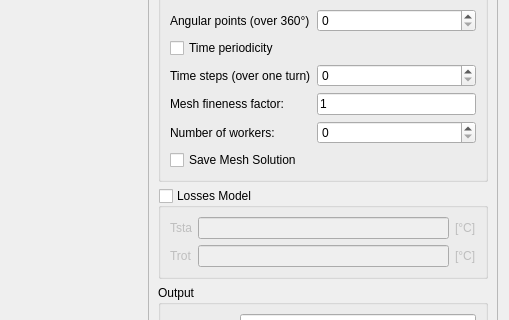
This is pyleecan/GUI/Dialog/DMachineSetup/SSimu/SSimu.ui in Eomys/pyleecan as Qt 5 draws it before an edit; both pictures show x 700 to 1209 and y 248 to 568 of the 1209 by 841 pixel window. The edited form follows.
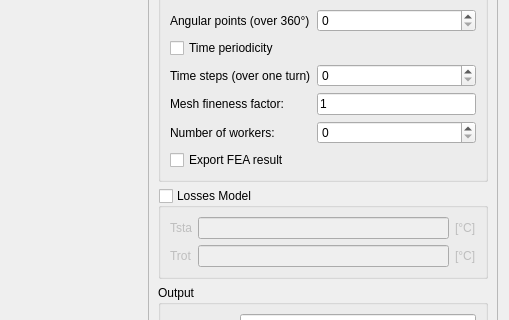
This is the edited form. Custom widgets are drawn as their Qt base class.

Commit message: [WP] change name in GUI

```diff
--- a/pyleecan/GUI/Dialog/DMachineSetup/SSimu/SSimu.ui
+++ b/pyleecan/GUI/Dialog/DMachineSetup/SSimu/SSimu.ui
@@ -436,7 +436,7 @@
             <item row="6" column="0">
              <widget class="QCheckBox" name="is_mesh_sol">
               <property name="text">
-               <string>Save Mesh Solution</string>
+               <string>Export FEA result</string>
               </property>
              </widget>
             </item>
```
The commit also changes 3 other files.
